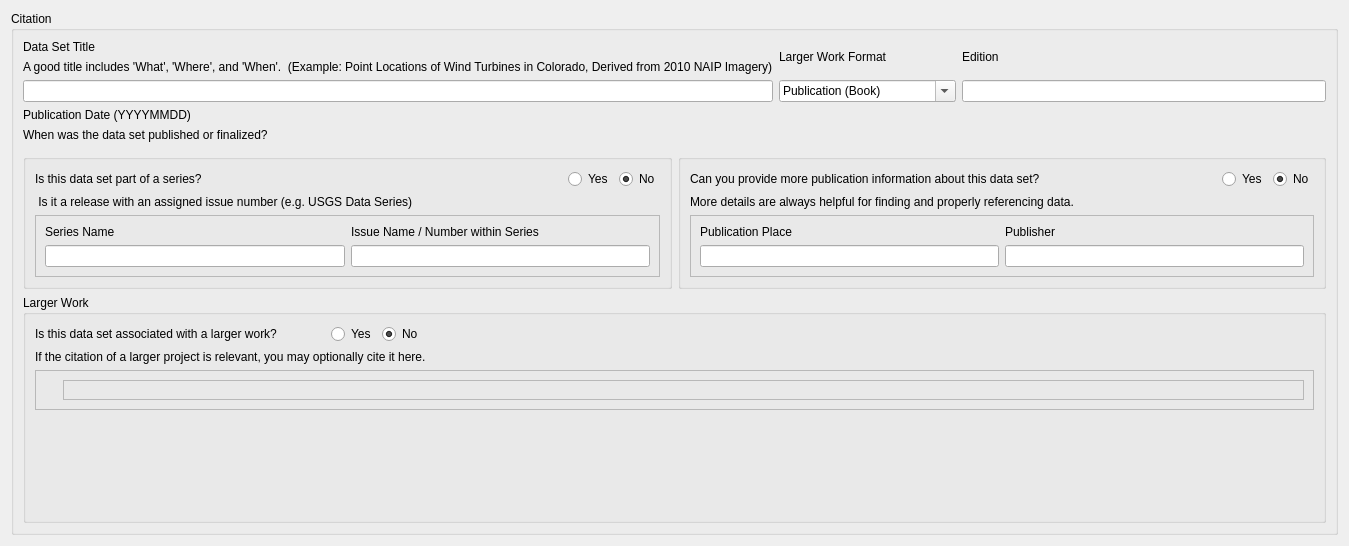
Old version of the form pymdwizard/gui/ui_files/Citation.ui in the repository DOI-USGS/fort-pymdwizard.
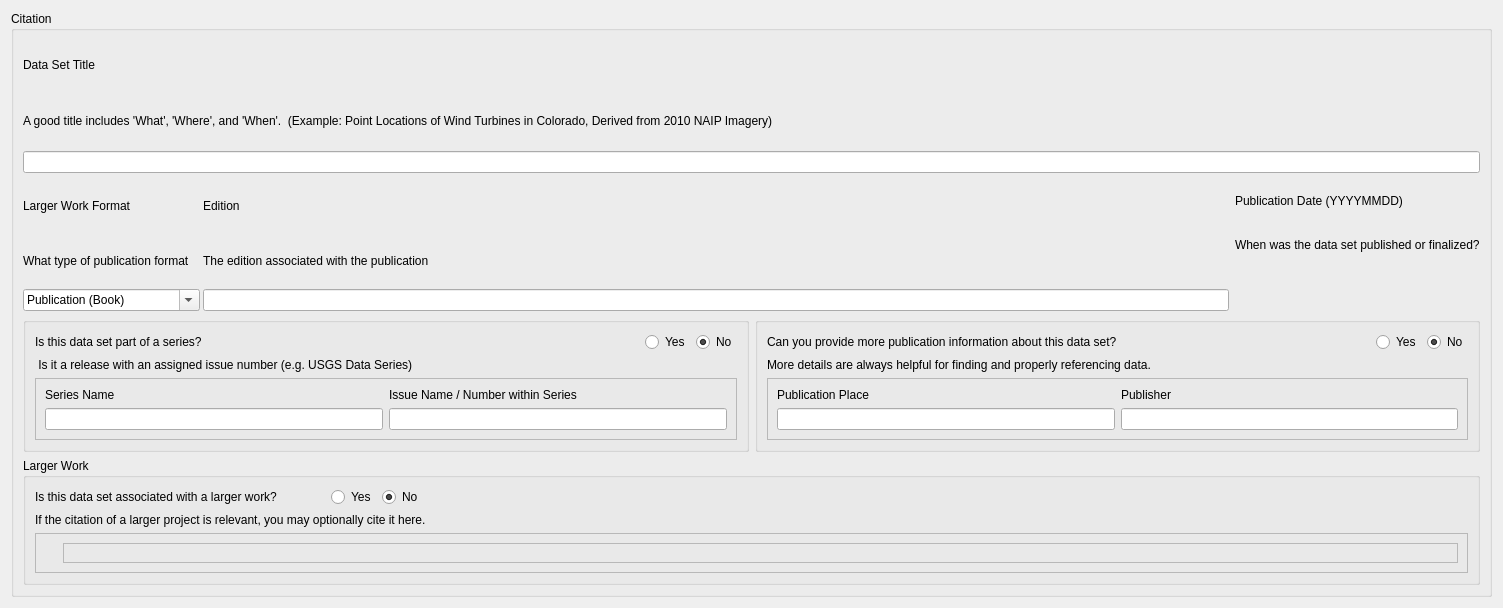
New version of the form.

Commit message: added the multiple instance widget functionality of to_xml for citation widget

Patch:
```diff
--- a/pymdwizard/gui/ui_files/Citation.ui
+++ b/pymdwizard/gui/ui_files/Citation.ui
@@ -6,20 +6,14 @@
    <rect>
     <x>0</x>
     <y>0</y>
-    <width>1349</width>
-    <height>546</height>
+    <width>1503</width>
+    <height>608</height>
    </rect>
   </property>
-  <property name="sizePolicy">
-   <sizepolicy hsizetype="Preferred" vsizetype="Expanding">
-    <horstretch>0</horstretch>
-    <verstretch>0</verstretch>
-   </sizepolicy>
-  </property>
   <property name="windowTitle">
    <string>Form</string>
   </property>
-  <layout class="QVBoxLayout" name="verticalLayout_11">
+  <layout class="QHBoxLayout" name="horizontalLayout_7">
    <item>
     <widget class="QGroupBox" name="fgdc_citeinfo">
      <property name="minimumSize">
@@ -33,15 +27,7 @@
      </property>
      <layout class="QVBoxLayout" name="verticalLayout_10">
       <item>
-       <layout class="QVBoxLayout" name="verticalLayout_9">
-        <item>
-         <layout class="QVBoxLayout" name="verticalLayout_8">
-          <item>
-           <layout class="QVBoxLayout" name="verticalLayout_7">
-            <item>
-             <layout class="QHBoxLayout" name="horizontalLayout_2">
-              <item>
-               <layout class="QHBoxLayout" name="horizontalLayout">
+       <layout class="QVBoxLayout" name="verticalLayout_4">
                 <item>
                  <layout class="QVBoxLayout" name="verticalLayout_2">
                   <item>
@@ -70,7 +56,17 @@
                  </layout>
                 </item>
                 <item>
+         <layout class="QHBoxLayout" name="horizontalLayout_2">
+          <item>
+           <layout class="QHBoxLayout" name="horizontalLayout">
+            <property name="spacing">
+             <number>3</number>
+            </property>
+            <item>
                  <layout class="QVBoxLayout" name="verticalLayout">
+              <property name="spacing">
+               <number>2</number>
+              </property>
                   <item>
                    <widget class="QLabel" name="label_14">
                     <property name="text">
@@ -78,6 +74,13 @@
                     </property>
                    </widget>
                   </item>
+              <item>
+               <widget class="QLabel" name="label_2">
+                <property name="text">
+                 <string>What type of publication format</string>
+                </property>
+               </widget>
+              </item>
                   <item>
                    <widget class="QComboBox" name="fgdc_geoform">
                     <property name="editable">
@@ -127,10 +130,11 @@
                   </item>
                  </layout>
                 </item>
-               </layout>
-              </item>
               <item>
                <layout class="QVBoxLayout" name="verticalLayout_3">
+              <property name="spacing">
+               <number>2</number>
+              </property>
                 <item>
                  <widget class="QLabel" name="label_23">
                   <property name="text">
@@ -138,6 +142,13 @@
                   </property>
                  </widget>
                 </item>
+              <item>
+               <widget class="QLabel" name="label">
+                <property name="text">
+                 <string>The edition associated with the publication</string>
+                </property>
+               </widget>
+              </item>
                 <item>
                  <widget class="QLineEdit" name="fgdc_edition"/>
                 </item>
@@ -146,15 +157,10 @@
              </layout>
             </item>
             <item>
-             <layout class="QHBoxLayout" name="horizontalLayout_7" stretch="0,0,0">
-              <property name="sizeConstraint">
-               <enum>QLayout::SetMaximumSize</enum>
-              </property>
-              <item>
-               <layout class="QVBoxLayout" name="fg_dc_origin"/>
-              </item>
-              <item>
                <layout class="QVBoxLayout" name="verticalLayout_19">
+            <property name="spacing">
+             <number>2</number>
+            </property>
                 <item>
                  <widget class="QLabel" name="label_37">
                   <property name="text">
@@ -174,13 +180,20 @@
                 </item>
                </layout>
               </item>
+         </layout>
+        </item>
+        <item>
+         <layout class="QHBoxLayout" name="horizontalLayout_5">
+          <item>
+           <layout class="QVBoxLayout" name="fg_dc_origin"/>
+          </item>
               <item>
                <layout class="QVBoxLayout" name="fg_dc_onlink"/>
               </item>
              </layout>
             </item>
-           </layout>
-          </item>
+        <item>
+         <layout class="QVBoxLayout" name="verticalLayout_5">
           <item>
            <layout class="QHBoxLayout" name="horizontalLayout_30">
             <item>
@@ -395,8 +408,6 @@
             </item>
            </layout>
           </item>
-         </layout>
-        </item>
         <item>
          <widget class="QGroupBox" name="fgdc_lworkcit">
           <property name="title">
@@ -503,11 +514,8 @@
        </layout>
       </item>
      </layout>
-     <zorder>fgdc_lworkcit</zorder>
-     <zorder>add_og</zorder>
-     <zorder>label_37</zorder>
-     <zorder>remove_og</zorder>
-     <zorder>horizontalSpacer_2</zorder>
+      </item>
+     </layout>
     </widget>
    </item>
   </layout>
```
Left out of the diff: 2 changed lines with no effect on the pictures. Lines whose indentation alone changed are shown as unchanged. The commit also changes 2 other files.
